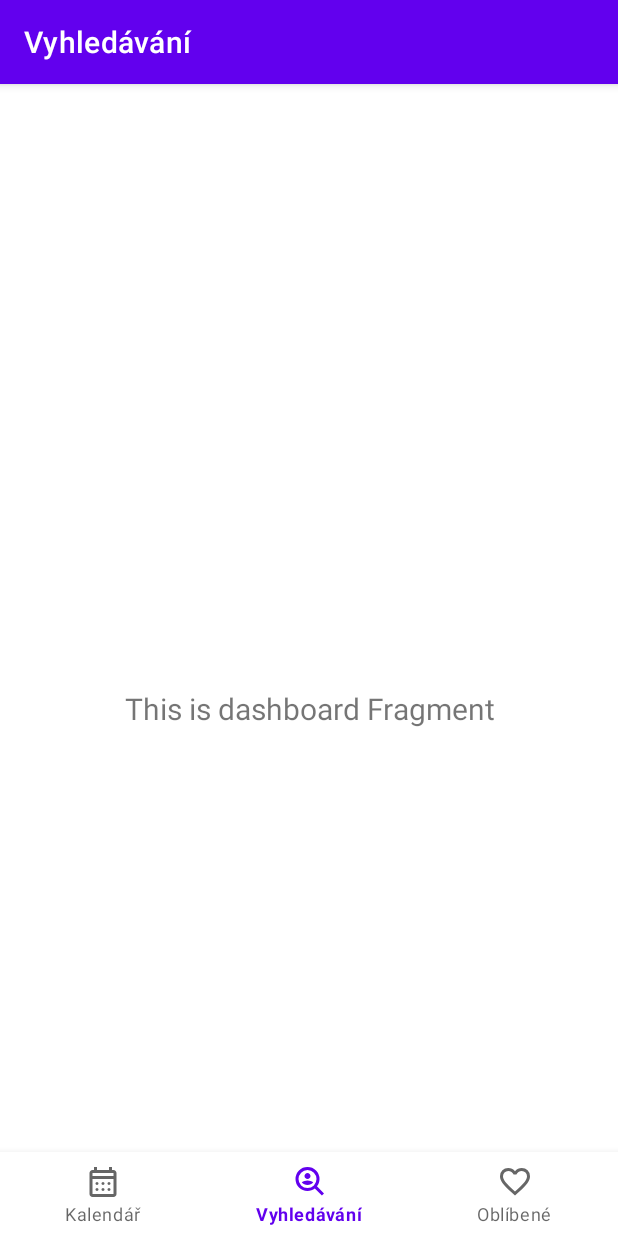
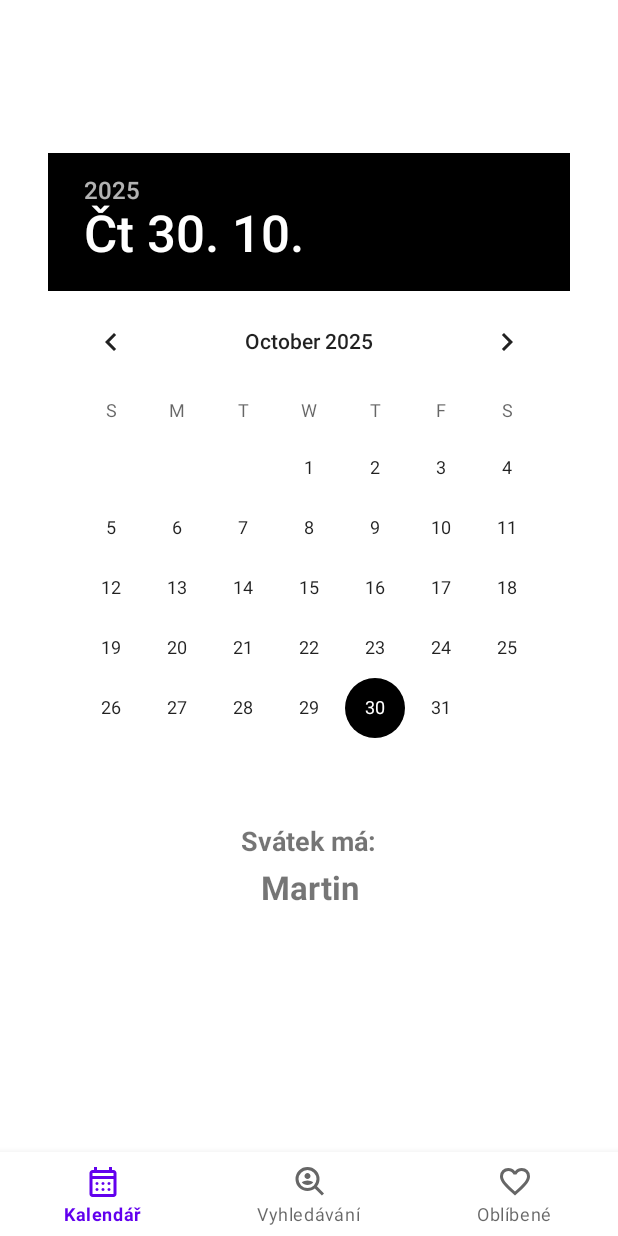
Before and after one commit to DangAnDo/SvatkyApp2, an Android app: the screen it shows after launch (MainActivity), on a phone screen of 412 x 824 dp. Run offline under Robolectric (Android 15) with nearby library versions, the light colour scheme and no system bars; our stand-ins replace navigation-ui.

Commit message:
Add calendar, cz location, color

```diff
--- a/app/src/main/java/com/example/svatkyapp/MainActivity.kt
+++ b/app/src/main/java/com/example/svatkyapp/MainActivity.kt
@@ -8,13 +8,17 @@ import androidx.navigation.ui.AppBarConfiguration
 import androidx.navigation.ui.setupActionBarWithNavController
 import androidx.navigation.ui.setupWithNavController
 import com.example.svatkyapp.databinding.ActivityMainBinding
+import java.util.*
 
 class MainActivity : AppCompatActivity() {
+
 
     private lateinit var binding: ActivityMainBinding
 
     override fun onCreate(savedInstanceState: Bundle?) {
         super.onCreate(savedInstanceState)
+
+        Locale.setDefault(Locale("cs", "CZ"))
 
         binding = ActivityMainBinding.inflate(layoutInflater)
         setContentView(binding.root)
@@ -29,7 +33,9 @@ class MainActivity : AppCompatActivity() {
                 R.id.navigation_home, R.id.navigation_dashboard, R.id.navigation_notifications
             )
         )
-        setupActionBarWithNavController(navController, appBarConfiguration)
+        // vypne zobrazování názvu obrazovky
+        supportActionBar?.hide()
+
         navView.setupWithNavController(navController)
     }
 }
--- /dev/null
+++ b/app/src/main/java/com/example/svatkyapp/ui/home/CalendarViewModel.kt
@@ -0,0 +1,25 @@
+package com.example.svatkyapp.ui.home
+
+import androidx.lifecycle.MutableLiveData
+import androidx.lifecycle.ViewModel
+import java.time.LocalDate
+
+class HomeViewModel : ViewModel() {
+
+    // "Svátek má: ___"
+    val namedayToday = MutableLiveData("...")
+
+    init {
+        loadTodayNameday()
+    }
+
+    fun loadTodayNameday() {
+        // TODO: později nahradíme voláním API getTodayNameday()
+        namedayToday.value = "Martin"
+    }
+
+    fun onDateSelected(date: LocalDate) {
+        // TODO: tady pak použijeme API getNamedayForDate(dateISO)
+        namedayToday.value = "Jméno pro ${date.dayOfMonth}. den"
+    }
+}
--- a/app/src/main/java/com/example/svatkyapp/ui/home/HomeFragment.kt
+++ b/app/src/main/java/com/example/svatkyapp/ui/home/HomeFragment.kt
@@ -1,42 +1,49 @@
 package com.example.svatkyapp.ui.home
 
+import android.os.Build
 import android.os.Bundle
 import android.view.LayoutInflater
 import android.view.View
 import android.view.ViewGroup
+import android.widget.DatePicker
 import android.widget.TextView
+import androidx.annotation.RequiresApi
 import androidx.fragment.app.Fragment
-import androidx.lifecycle.ViewModelProvider
-import com.example.svatkyapp.databinding.FragmentHomeBinding
+import androidx.fragment.app.viewModels
+import androidx.lifecycle.Observer
+import com.example.svatkyapp.R
+import java.time.LocalDate
 
 class HomeFragment : Fragment() {
 
-    private var _binding: FragmentHomeBinding? = null
+    private val viewModel: HomeViewModel by viewModels()
 
-    // This property is only valid between onCreateView and
-    // onDestroyView.
-    private val binding get() = _binding!!
+    private lateinit var datePicker: DatePicker
+    private lateinit var textNamedayValue: TextView
 
+    @RequiresApi(Build.VERSION_CODES.O) // kvůli java.time.LocalDate
     override fun onCreateView(
         inflater: LayoutInflater,
         container: ViewGroup?,
-        savedInstanceState: Bundle?
+        savedInstanceState: Bundle?,
     ): View {
-        val homeViewModel =
-            ViewModelProvider(this).get(HomeViewModel::class.java)
 
-        _binding = FragmentHomeBinding.inflate(inflater, container, false)
-        val root: View = binding.root
+        val root = inflater.inflate(R.layout.fragment_home, container, false)
 
-        val textView: TextView = binding.textHome
-        homeViewModel.text.observe(viewLifecycleOwner) {
-            textView.text = it
+        datePicker = root.findViewById(R.id.date_picker)
+        textNamedayValue = root.findViewById(R.id.text_nameday_value)
+
+        // Když uživatel změni datum v kalendáři
+        datePicker.setOnDateChangedListener { _, year, monthOfYear, dayOfMonth ->
+            val selected = LocalDate.of(year, monthOfYear + 1, dayOfMonth)
+            viewModel.onDateSelected(selected)
         }
+
+        // Posloucháme LiveData z ViewModelu a zobrazíme text
+        viewModel.namedayToday.observe(viewLifecycleOwner, Observer { name ->
+            textNamedayValue.text = name ?: "..."
+        })
+
         return root
     }
-
-    override fun onDestroyView() {
-        super.onDestroyView()
-        _binding = null
-    }
 }
--- a/app/src/main/res/layout/fragment_home.xml
+++ b/app/src/main/res/layout/fragment_home.xml
@@ -1,22 +1,51 @@
 <?xml version="1.0" encoding="utf-8"?>
-<androidx.constraintlayout.widget.ConstraintLayout xmlns:android="http://schemas.android.com/apk/res/android"
-    xmlns:app="http://schemas.android.com/apk/res-auto"
-    xmlns:tools="http://schemas.android.com/tools"
+<LinearLayout xmlns:android="http://schemas.android.com/apk/res/android"
+    android:id="@+id/calendar_root"
     android:layout_width="match_parent"
     android:layout_height="match_parent"
-    tools:context=".ui.home.HomeFragment">
+    android:orientation="vertical"
+    android:padding="16dp"
+    android:gravity="top|center_horizontal">
 
-    <TextView
-        android:id="@+id/text_home"
+    <!-- Pro posun kalendáře níž -->
+    <Space
+        android:layout_width="match_parent"
+        android:layout_height="30dp" />
+
+    <!-- Klasický kalendář -->
+    <LinearLayout
+        android:id="@+id/block_calendar_mode"
         android:layout_width="match_parent"
         android:layout_height="wrap_content"
-        android:layout_marginStart="8dp"
-        android:layout_marginTop="8dp"
-        android:layout_marginEnd="8dp"
-        android:textAlignment="center"
-        android:textSize="20sp"
-        app:layout_constraintBottom_toBottomOf="parent"
-        app:layout_constraintEnd_toEndOf="parent"
-        app:layout_constraintStart_toStartOf="parent"
-        app:layout_constraintTop_toTopOf="parent" />
-</androidx.constraintlayout.widget.ConstraintLayout>
+        android:orientation="vertical"
+        android:gravity="center_horizontal">
+
+        <DatePicker
+            android:id="@+id/date_picker"
+            android:layout_width="wrap_content"
+            android:layout_height="wrap_content"
+            android:calendarViewShown="true"
+            android:spinnersShown="false" />
+
+        <TextView
+            android:id="@+id/text_nameday_title"
+            android:layout_width="wrap_content"
+            android:layout_height="wrap_content"
+            android:text="Svátek má:"
+            android:textStyle="bold"
+            android:textSize="18sp"
+            android:paddingTop="16dp"
+            android:gravity="center_horizontal"/>
+
+        <TextView
+            android:id="@+id/text_nameday_value"
+            android:layout_width="wrap_content"
+            android:layout_height="wrap_content"
+            android:text="..."
+            android:textStyle="bold"
+            android:textSize="22sp"
+            android:paddingTop="4dp"
+            android:gravity="center_horizontal"/>
+    </LinearLayout>
+
+</LinearLayout>
--- a/app/src/main/res/navigation/mobile_navigation.xml
+++ b/app/src/main/res/navigation/mobile_navigation.xml
@@ -3,7 +3,7 @@
     xmlns:app="http://schemas.android.com/apk/res-auto"
     xmlns:tools="http://schemas.android.com/tools"
     android:id="@+id/mobile_navigation"
-    app:startDestination="@+id/navigation_dashboard">
+    app:startDestination="@+id/navigation_home">
 
     <fragment
         android:id="@+id/navigation_home"
--- a/app/src/main/res/values/themes.xml
+++ b/app/src/main/res/values/themes.xml
@@ -6,8 +6,8 @@
         <item name="colorPrimaryVariant">@color/purple_700</item>
         <item name="colorOnPrimary">@color/white</item>
         <!-- Secondary brand color. -->
-        <item name="colorSecondary">@color/teal_200</item>
-        <item name="colorSecondaryVariant">@color/teal_700</item>
+        <item name="colorSecondary">@color/black</item>
+        <item name="colorSecondaryVariant">@color/black</item>
         <item name="colorOnSecondary">@color/black</item>
         <!-- Status bar color. -->
         <item name="android:statusBarColor">?attr/colorPrimaryVariant</item>
```
Also changed, not shown: app/src/main/java/com/example/svatkyapp/ui/home/HomeViewModel.kt (deleted, +0 -13 lines), app/src/main/res/layout/item_dayentry.xml (added, +22 -0 lines).
